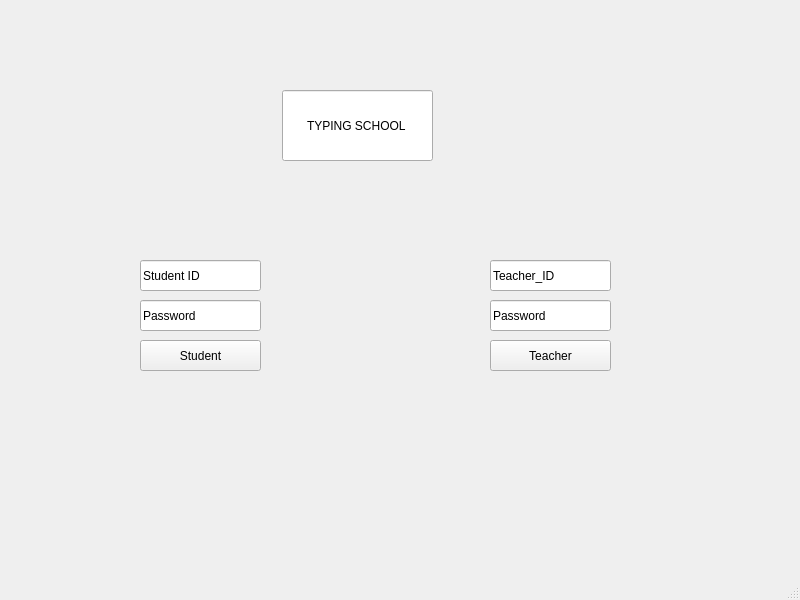
Before: the Qt Designer form Ui/entry.ui in mogelijkheid/Database-School_Management_System, drawn with Qt 5.
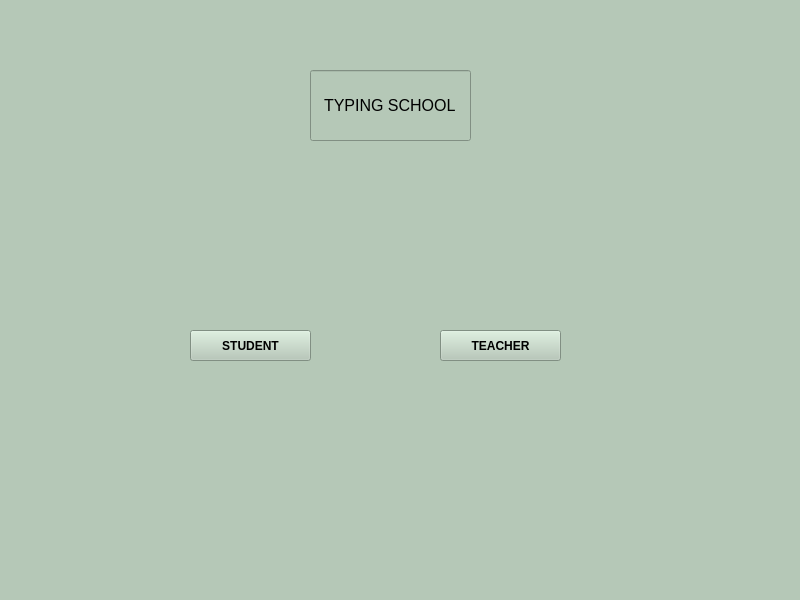
After: the same form once the commit is applied.

```diff
--- a/Ui/entry.ui
+++ b/Ui/entry.ui
@@ -10,48 +10,79 @@
     <height>600</height>
    </rect>
   </property>
+  <property name="minimumSize">
+   <size>
+    <width>800</width>
+    <height>600</height>
+   </size>
+  </property>
+  <property name="maximumSize">
+   <size>
+    <width>800</width>
+    <height>600</height>
+   </size>
+  </property>
   <property name="windowTitle">
    <string>MainWindow</string>
   </property>
+  <property name="styleSheet">
+   <string notr="true">background-color:rgb(181, 200, 183);</string>
+  </property>
   <widget class="QWidget" name="centralwidget">
    <widget class="QPushButton" name="StudentButton">
     <property name="geometry">
      <rect>
-      <x>140</x>
-      <y>340</y>
+      <x>190</x>
+      <y>330</y>
       <width>121</width>
       <height>31</height>
      </rect>
     </property>
+    <property name="font">
+     <font>
+      <weight>75</weight>
+      <bold>true</bold>
+     </font>
+    </property>
     <property name="text">
-     <string>Student</string>
+     <string>STUDENT</string>
     </property>
    </widget>
    <widget class="QPushButton" name="TeacherButton">
     <property name="geometry">
      <rect>
-      <x>490</x>
-      <y>340</y>
+      <x>440</x>
+      <y>330</y>
       <width>121</width>
       <height>31</height>
      </rect>
     </property>
+    <property name="font">
+     <font>
+      <weight>75</weight>
+      <bold>true</bold>
+     </font>
+    </property>
     <property name="text">
-     <string>Teacher</string>
+     <string>TEACHER</string>
     </property>
    </widget>
    <widget class="QLineEdit" name="lineEdit">
     <property name="geometry">
      <rect>
-      <x>282</x>
-      <y>90</y>
-      <width>151</width>
+      <x>310</x>
+      <y>70</y>
+      <width>161</width>
       <height>71</height>
      </rect>
     </property>
+    <property name="font">
+     <font>
+      <pointsize>12</pointsize>
+     </font>
+    </property>
     <property name="styleSheet">
-     <string notr="true">font: 8pt &quot;MS Sans Serif&quot;;
-font: 63 10pt &quot;Yu Gothic UI Semibold&quot;;</string>
+     <string notr="true">background-color:rgb(181, 200, 183);</string>
     </property>
     <property name="text">
      <string>TYPING SCHOOL</string>
@@ -63,58 +94,6 @@
      <set>Qt::AlignCenter</set>
     </property>
    </widget>
-   <widget class="QLineEdit" name="lineEdit_2">
-    <property name="geometry">
-     <rect>
-      <x>140</x>
-      <y>260</y>
-      <width>121</width>
-      <height>31</height>
-     </rect>
-    </property>
-    <property name="text">
-     <string>Student ID</string>
-    </property>
-   </widget>
-   <widget class="QLineEdit" name="lineEdit_4">
-    <property name="geometry">
-     <rect>
-      <x>490</x>
-      <y>260</y>
-      <width>121</width>
-      <height>31</height>
-     </rect>
-    </property>
-    <property name="text">
-     <string>Teacher_ID</string>
-    </property>
-   </widget>
-   <widget class="QLineEdit" name="lineEdit_5">
-    <property name="geometry">
-     <rect>
-      <x>490</x>
-      <y>300</y>
-      <width>121</width>
-      <height>31</height>
-     </rect>
-    </property>
-    <property name="text">
-     <string>Password</string>
-    </property>
-   </widget>
-   <widget class="QLineEdit" name="lineEdit_6">
-    <property name="geometry">
-     <rect>
-      <x>140</x>
-      <y>300</y>
-      <width>121</width>
-      <height>31</height>
-     </rect>
-    </property>
-    <property name="text">
-     <string>Password</string>
-    </property>
-   </widget>
   </widget>
   <widget class="QMenuBar" name="menubar">
    <property name="geometry">
```
